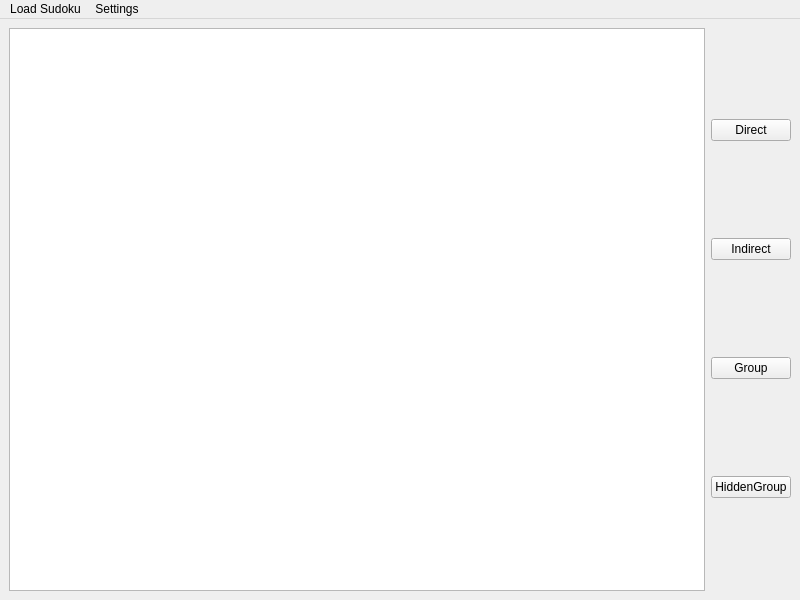
First picture: the form in Code/interface/ui/MainWindow.ui, repository Dwarf0/MySudoku, before the edit.
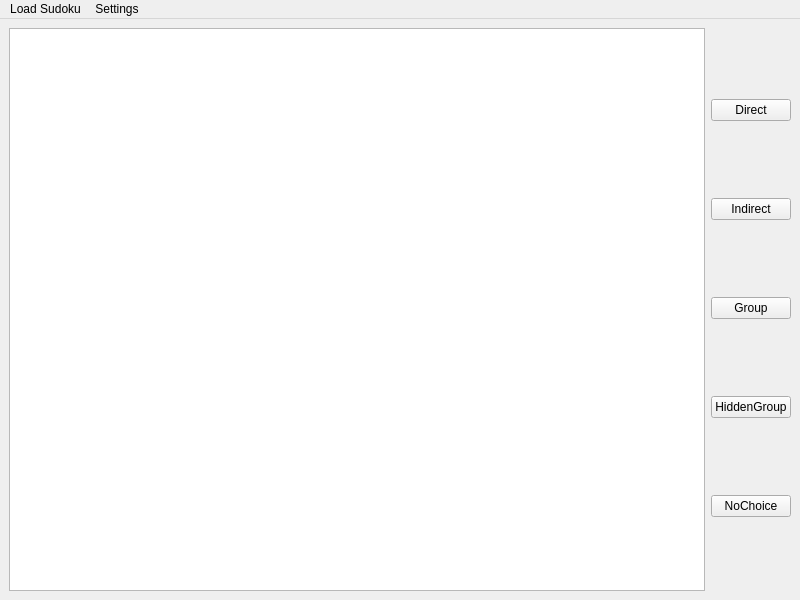
Second picture: the form after the edit. Custom widgets are drawn as their Qt base class.

Commit message: Raccordement de l'interface au solver + Ajout de Sudoku::checkForFilterError pour le debug

The edit to the form file:
```diff
--- a/Code/interface/ui/MainWindow.ui
+++ b/Code/interface/ui/MainWindow.ui
@@ -51,6 +51,13 @@
         </property>
        </widget>
       </item>
+      <item>
+       <widget class="QPushButton" name="noChoiceFilterButton">
+        <property name="text">
+         <string>NoChoice</string>
+        </property>
+       </widget>
+      </item>
      </layout>
     </item>
    </layout>
```
The commit also changes 8 other files.
